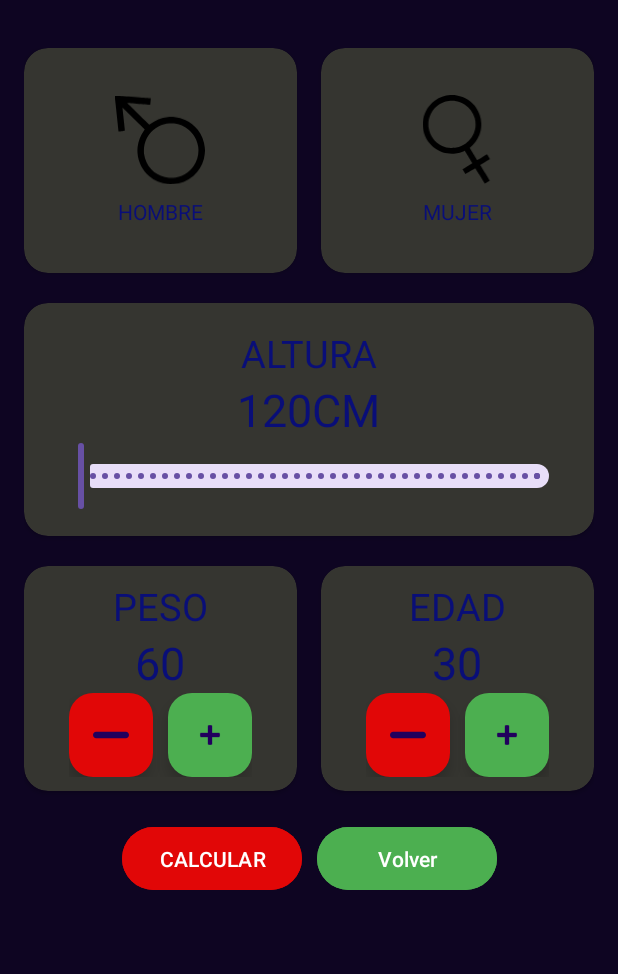
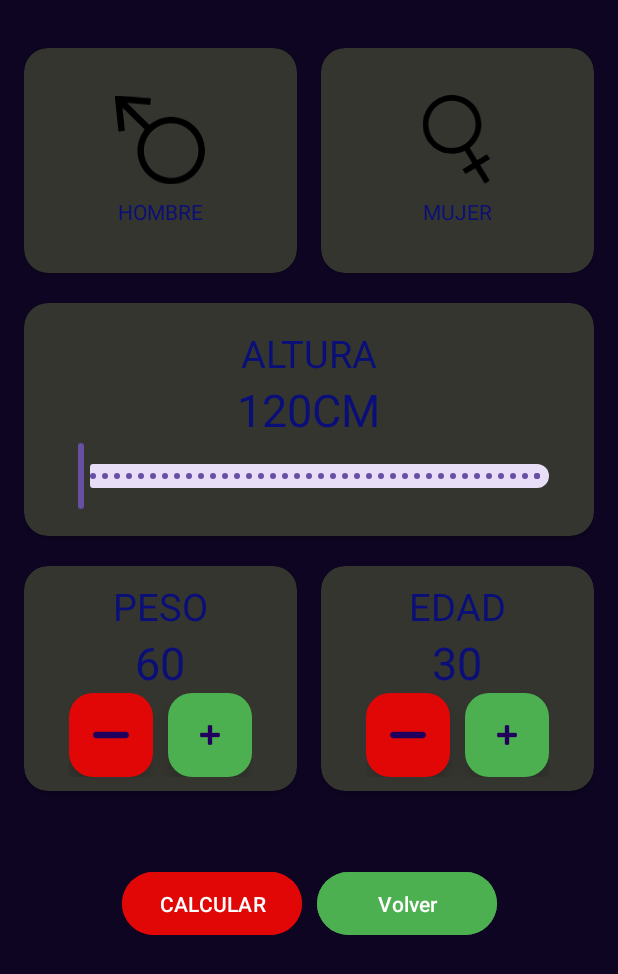
Before and after one commit to IES-Rafael-Alberti/2dam-actividad-04-ra1-ra2-los-gitanos, an Android app: the IMCActivity screen opened directly, with no data from a screen before it, on a phone screen of 412 x 824 dp. Shown: the top 974 px of the screen. Run offline under Robolectric (Android 15) with nearby library versions, the phone set to English and light mode, and no system bars.

Commit message:
Dani el mejom del mundo mundial

```diff
--- a/app/src/main/java/com/example/trabajogrupo/IMC/IMCActivity.kt
+++ b/app/src/main/java/com/example/trabajogrupo/IMC/IMCActivity.kt
@@ -85,7 +85,7 @@ class IMCActivity : AppCompatActivity() {
 
         // Cambio en la barra de medida de altura
         barraMedida.addOnChangeListener { _, value, _ ->
-            alturaCM.text = value.toString() + "CM"
+            alturaCM.text = value.toInt().toString() + "CM"
         }
 
         // Pulsación en el botón de aumentar peso
@@ -178,7 +178,7 @@ class IMCActivity : AppCompatActivity() {
             val altura = alturaLimpia.toDouble()
 
             // Calcula el IMC
-            val IMC = mostrarPeso.text.toString().toDouble() / ((altura / 100.0) * (altura / 100.0))
+            val IMC = mostrarPeso.text.toString().toInt() / ((altura / 100.0) * (altura / 100.0))
 
             // Redondea el IMC a dos decimales
             val redondeo = DecimalFormat("#.#")
--- a/app/src/main/res/layout/activity_imc.xml
+++ b/app/src/main/res/layout/activity_imc.xml
@@ -264,7 +264,7 @@
         app:layout_constraintStart_toStartOf="parent"
         app:layout_constraintEnd_toEndOf="parent"
         app:layout_constraintTop_toBottomOf="@id/tarjetaPeso"
-        android:layout_marginTop="20dp">
+        android:layout_marginTop="50dp">
         <Button
             android:id="@+id/btnCalcular"
             android:layout_width="120dp"
```
